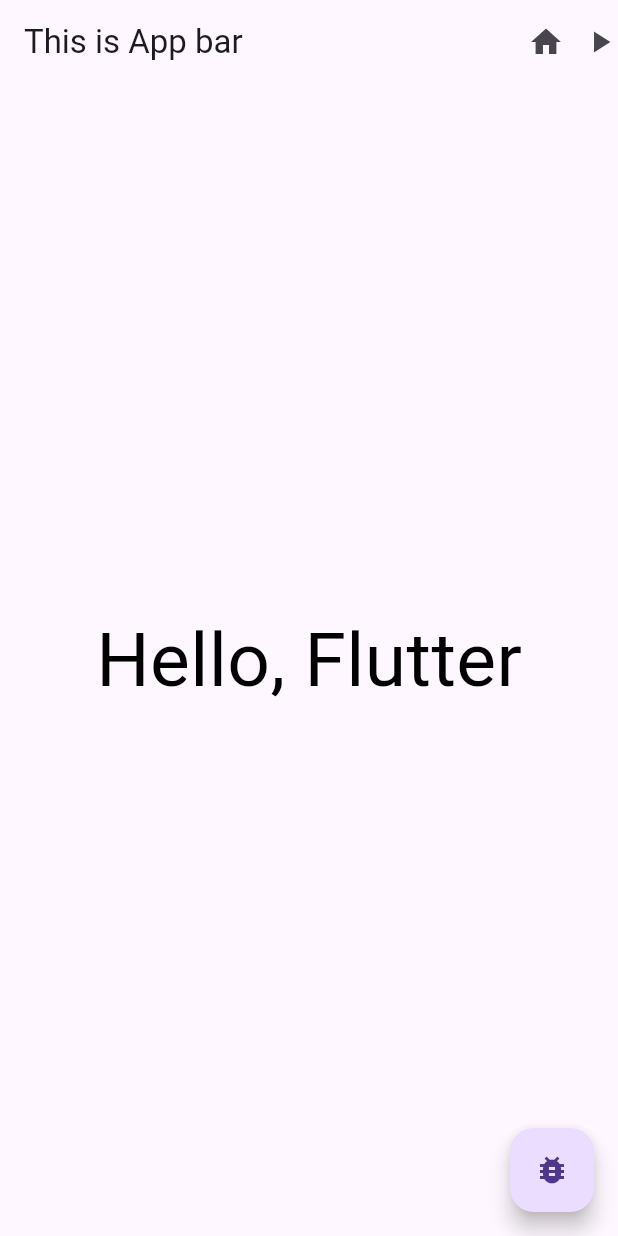
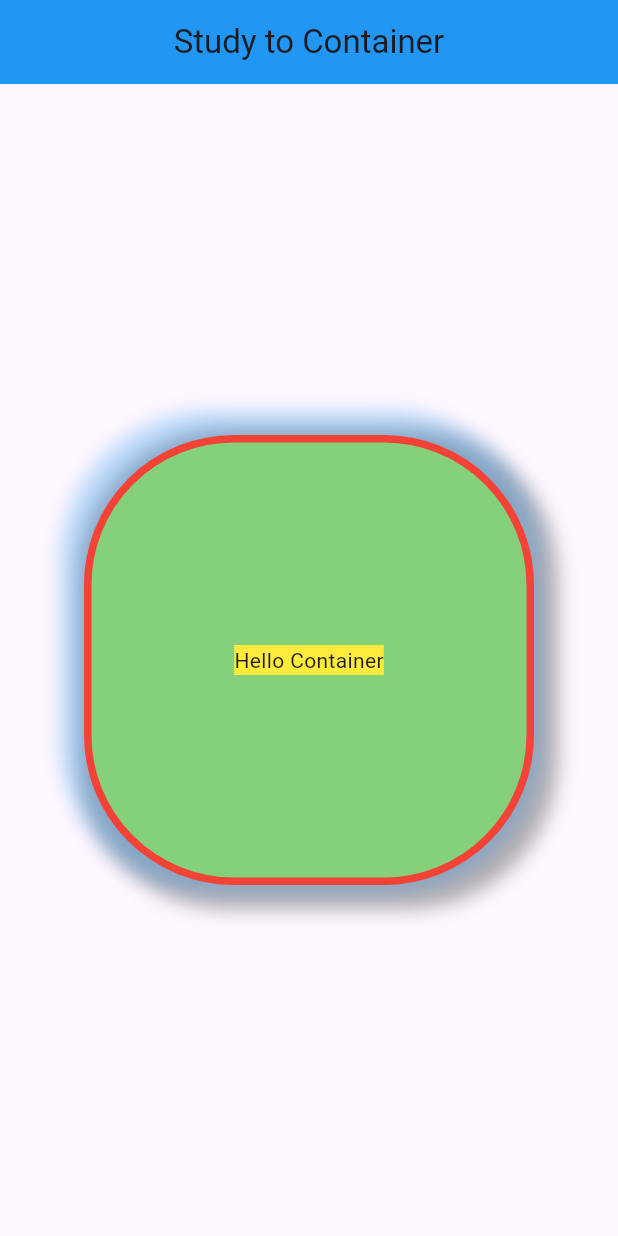
Before and after one commit to sssun19/flutter_basic2, a Flutter app: the screen it shows after launch, on a phone screen of 412 x 824 dp. Run offline on Flutter 3.47's test engine with Material 3 defaults, Android fonts, the phone set to English and light mode, and no system bars.

Commit message:
Container_widget

```diff
--- a/lib/main.dart
+++ b/lib/main.dart
@@ -1,49 +1,98 @@
+// import 'package:flutter/material.dart';
+//
+// void main() {
+//   runApp(
+//     MaterialApp(
+//       //flutter 로 앱을 만들 때 가장 기본이 되는 앱 단위
+//       home: Scaffold(
+//         appBar: AppBar(
+//           title: Text('This is App bar'),
+//           centerTitle: false,
+//           actions: [
+//             IconButton(
+//               icon: Icon(Icons.home),
+//               onPressed: () {
+//                 print('Tab!');
+//               },
+//             ),
+//             Icon(Icons.play_arrow),
+//           ],
+//         ),
+//         body: TestWidget(),
+//         floatingActionButton: FloatingActionButton(
+//           child: Icon(Icons.bug_report),
+//           onPressed: () {
+//             print('Tab! FAB!');
+//           },
+//         ),
+//       ),
+//     ),
+//   );
+// }
+//
+// class TestWidget extends StatelessWidget {
+//   const TestWidget({super.key});
+//
+//   @override
+//   Widget build(BuildContext context) {
+//     return SafeArea(
+//       child: Center(
+//         child: Text(
+//           'Hello, Flutter',
+//           style: TextStyle(
+//             fontSize: 50,
+//             color: Colors.black,
+//           ),
+//         ),
+//       ),
+//     );
+//   }
+// }
+
 import 'package:flutter/material.dart';
 
 void main() {
   runApp(
     MaterialApp(
-      //flutter 로 앱을 만들 때 가장 기본이 되는 앱 단위
       home: Scaffold(
         appBar: AppBar(
-          title: Text('This is App bar'),
-          centerTitle: false,
-          actions: [
-            IconButton(
-              icon: Icon(Icons.home),
-              onPressed: () {
-                print('Tab!');
-              },
-            ),
-            Icon(Icons.play_arrow),
-          ],
+          title: Text('Study to Container'),
+          centerTitle: true,
+          backgroundColor: Colors.blue,
         ),
-        body: TestWidget(),
-        floatingActionButton: FloatingActionButton(
-          child: Icon(Icons.bug_report),
-          onPressed: () {
-            print('Tab! FAB!');
-          },
-        ),
+        body: CustomContainer(),
       ),
     ),
   );
 }
 
-class TestWidget extends StatelessWidget {
-  const TestWidget({super.key});
+class CustomContainer extends StatelessWidget {
+  const CustomContainer({super.key});
 
   @override
   Widget build(BuildContext context) {
-    return SafeArea(
-      child: Center(
-        child: Text(
-          'Hello, Flutter',
-          style: TextStyle(
-            fontSize: 50,
-            color: Colors.black,
-          ),
+    return Center(
+      child: Container(
+        width: 300,
+        //double.infinity = 꽉 채움
+        height: 300,
+        // color: Color(0xFF85D07B),
+        padding: EdgeInsets.fromLTRB(10, 12, 10, 12),
+        decoration: BoxDecoration( //박스 데코레이션을 사용할 때는 외부 상위 위젯에 color 가 선언되어 있지 않아야 한다.
+          color: Color(0xFF85D07B),
+          border: Border.all(color: Colors.red, width: 5, style: BorderStyle.solid),
+          borderRadius: BorderRadius.circular(100),
+          boxShadow: [
+            BoxShadow(color: Colors.black.withOpacity(0.3), offset: Offset(6, 6), blurRadius: 10, spreadRadius: 10),
+            BoxShadow(color: Colors.blue.withOpacity(0.3), offset: Offset(-6, -6), blurRadius: 10, spreadRadius: 10),
+
+          ],
         ),
+        //내부 콘텐츠와 외곽선의 간격
+        // margin: EdgeInsets.symmetric(vertical: 12, horizontal: 10), //컨테이너 자체와 외부 간격
+        child: Center(
+            child: Container(
+                color: Colors.yellow, child: Text('Hello Container'),),),
       ),
     );
   }
```
